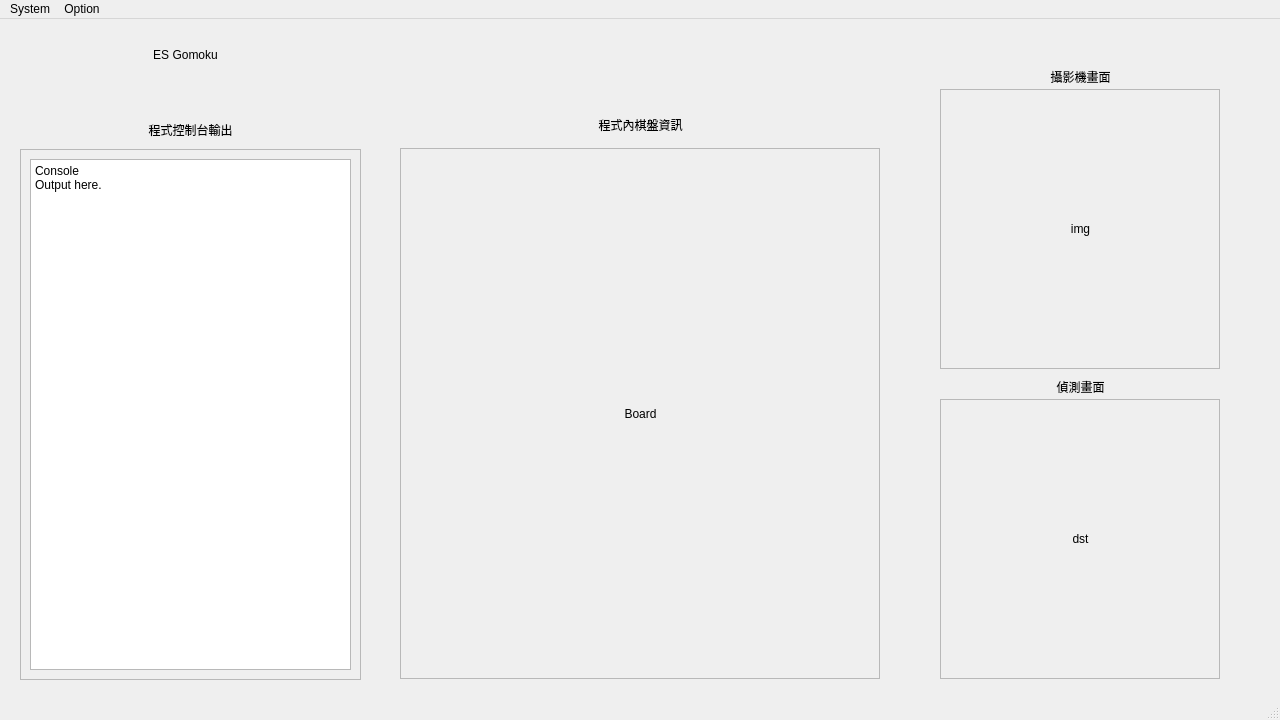
The window that ESgomoku/MainScreen.ui (Agenicy/ESgomoku) describes before a commit, drawn with Qt 5.
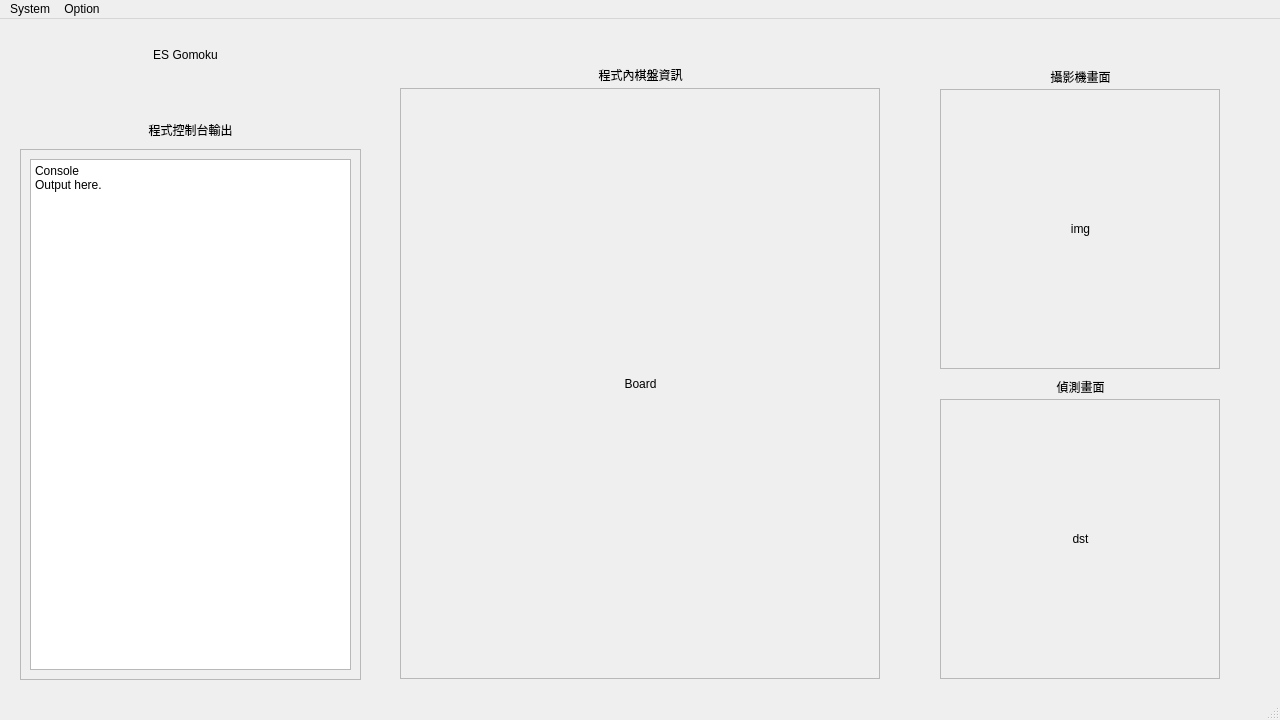
The same window after the commit.

What changed in the file:
```diff
--- a/ESgomoku/MainScreen.ui
+++ b/ESgomoku/MainScreen.ui
@@ -150,9 +150,9 @@
     <property name="geometry">
      <rect>
       <x>400</x>
-      <y>129</y>
+      <y>69</y>
       <width>480</width>
-      <height>531</height>
+      <height>591</height>
      </rect>
     </property>
     <property name="frameShape">
@@ -167,7 +167,7 @@
        <x>10</x>
        <y>10</y>
        <width>461</width>
-       <height>511</height>
+       <height>571</height>
       </rect>
      </property>
      <property name="text">
@@ -188,7 +188,7 @@
     <property name="geometry">
      <rect>
       <x>400</x>
-      <y>90</y>
+      <y>40</y>
       <width>481</width>
       <height>31</height>
      </rect>
```
